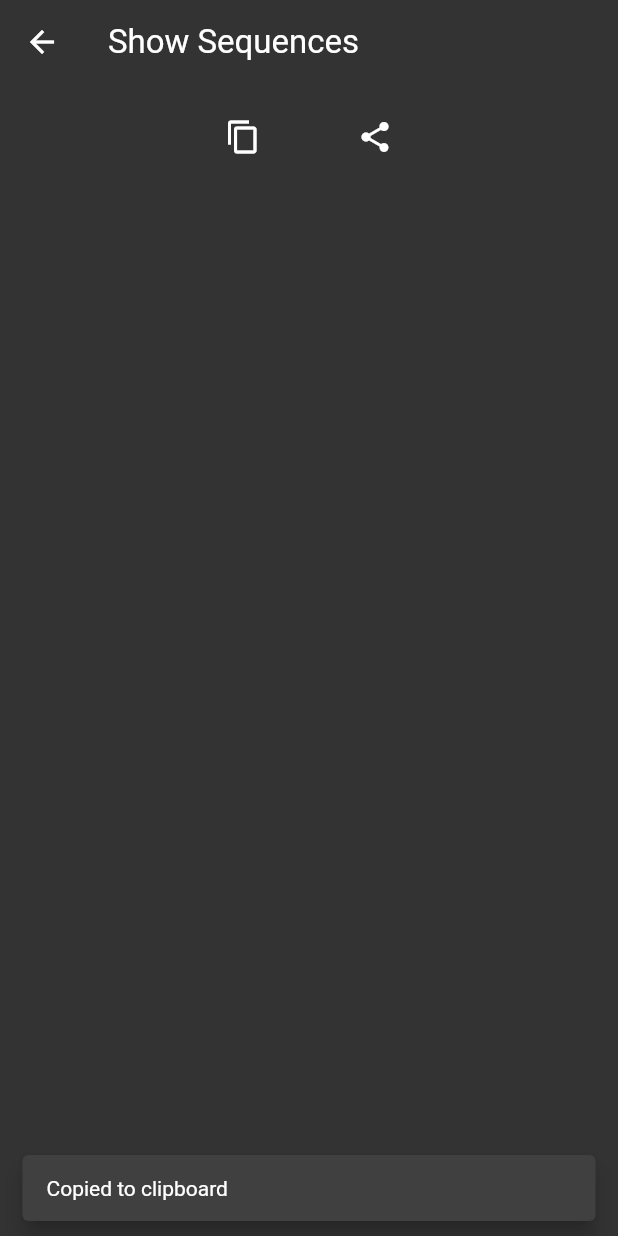
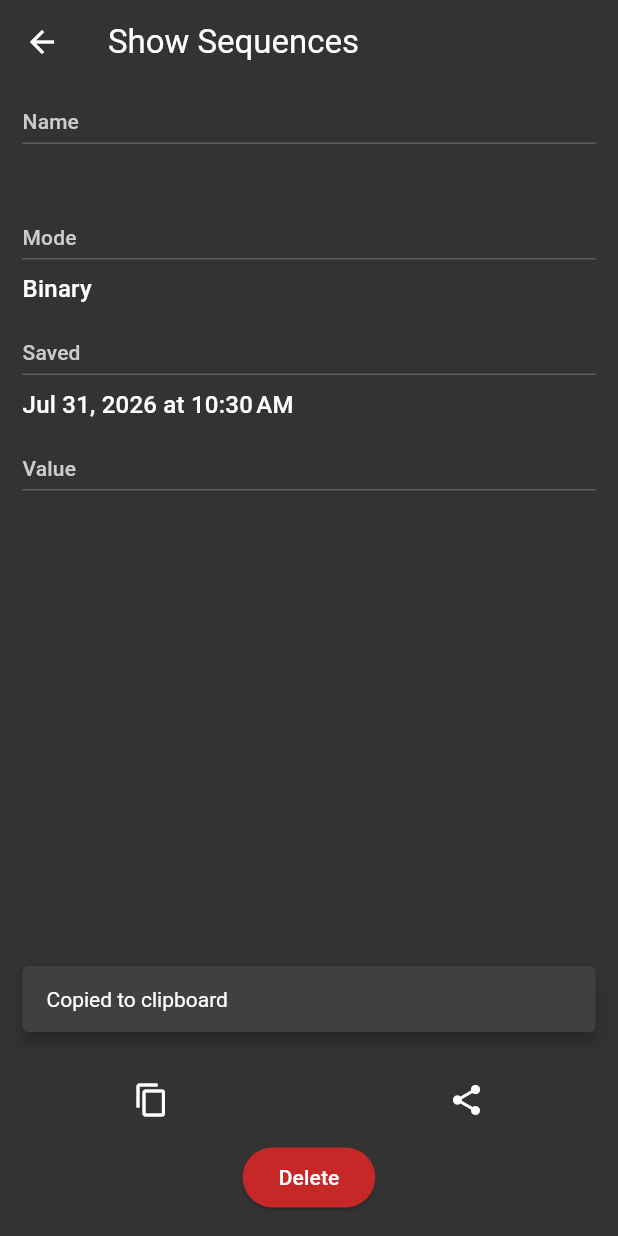
Before and after one commit to ruvolof/randomsequencegenerator, a Flutter app: the ShowSequenceScreen screen opened directly with empty values, after a tap on the "content copy" icon, on a phone screen of 412 x 824 dp. Run offline on Flutter 3.47's test engine with Material 3 defaults, Android fonts, the phone set to English and light mode, and no system bars; our stand-ins replace share_plus, shared_preferences; accounts and stored records are empty; generated files the repository leaves out were written again.

Commit message:
Adding details to the screen that shows a saved sequence

```diff
--- a/lib/l10n/app_en.arb
+++ b/lib/l10n/app_en.arb
@@ -12,7 +12,35 @@
 
   "sectionMode": "Mode",
   "@sectionMode": {
-    "description": "Heading of the section that picks how the sequence is generated."
+    "description": "Heading of the section that picks how the sequence is generated on the main screen, and of the mode of a saved sequence on the screen showing one."
+  },
+  "sectionName": "Name",
+  "@sectionName": {
+    "description": "Heading of the name a saved sequence was stored under, on the screen showing one."
+  },
+  "sectionSaved": "Saved",
+  "@sectionSaved": {
+    "description": "Heading of when a saved sequence was stored, on the screen showing one."
+  },
+  "savedAt": "{date} at {time}",
+  "@savedAt": {
+    "description": "When a saved sequence was stored: a date and a time of day. The time uses whatever clock the locale prefers, 12- or 24-hour.",
+    "placeholders": {
+      "date": {
+        "type": "DateTime",
+        "format": "yMMMd",
+        "example": "Jul 31, 2026"
+      },
+      "time": {
+        "type": "DateTime",
+        "format": "jm",
+        "example": "14:05"
+      }
+    }
+  },
+  "sectionValue": "Value",
+  "@sectionValue": {
+    "description": "Heading of the sequence itself, on the screen showing one saved sequence."
   },
   "sectionOptions": "Options",
   "@sectionOptions": {
@@ -226,7 +254,17 @@
   },
   "delete": "Delete",
   "@delete": {
-    "description": "Context menu action that removes one saved sequence."
+    "description": "Context menu action, and button on the single sequence screen, that removes one saved sequence."
+  },
+  "deleteEntryMessage": "Delete \"{name}\"?",
+  "@deleteEntryMessage": {
+    "description": "Message of the dialog confirming the removal of one saved sequence.",
+    "placeholders": {
+      "name": {
+        "type": "String",
+        "example": "my key"
+      }
+    }
   },
 
   "titleActivityShowSingle": "Show Sequences",
--- a/lib/screens/show_sequence_screen.dart
+++ b/lib/screens/show_sequence_screen.dart
@@ -1,11 +1,16 @@
 import 'package:flutter/material.dart';
 
 import '../l10n/generated/app_localizations.dart';
+import '../l10n/mode_label.dart';
 import '../models/saved_entry.dart';
 import '../services/text_actions.dart';
+import '../state/saved_store_scope.dart';
+import '../theme/app_theme.dart';
 import '../theme/dimens.dart';
+import '../widgets/confirm_dialog.dart';
 import '../widgets/icon_action_button.dart';
 import '../widgets/result_display.dart';
+import '../widgets/section_header.dart';
 
 /// Displays one saved sequence.
 ///
@@ -17,43 +22,142 @@ class ShowSequenceScreen extends StatelessWidget {
 
   final SavedEntry entry;
 
+  Future<void> _delete(BuildContext context) async {
+    final l10n = AppLocalizations.of(context);
+    final store = SavedStoreScope.read(context);
+    final messenger = ScaffoldMessenger.of(context);
+    final navigator = Navigator.of(context);
+
+    final confirmed = await showConfirmDialog(
+      context: context,
+      message: l10n.deleteEntryMessage(entry.name),
+      confirmLabel: l10n.delete,
+    );
+    if (!confirmed) return;
+
+    final stored = await store.deleteByName(entry.name);
+    // Nothing is left to show, so this screen goes with the entry. The
+    // messenger belongs to the app, not to this Scaffold, so the confirmation
+    // survives the pop and appears over the list.
+    navigator.pop();
+    messenger
+      ..hideCurrentSnackBar()
+      ..showSnackBar(
+        SnackBar(
+          content: Text(
+            stored ? l10n.entryDeleted(entry.name) : l10n.changeNotStored,
+          ),
+        ),
+      );
+  }
+
   @override
   Widget build(BuildContext context) {
     final l10n = AppLocalizations.of(context);
 
     return Scaffold(
       appBar: AppBar(title: Text(l10n.titleActivityShowSingle)),
-      body: Column(
+      // The stored entry is more than its sequence, and the same headed
+      // sections the main screen groups its controls with are what say so here.
+      body: SingleChildScrollView(
+        padding: const EdgeInsets.all(Dimens.mainPadding),
+        child: Column(
+          crossAxisAlignment: CrossAxisAlignment.stretch,
           children: [
-          const SizedBox(height: Dimens.mainPadding),
-          // The legacy layout gave these 200dp side margins, tuned for a
-          // tablet, which pushed them off a narrow phone. A centred row with a
-          // fixed gap fits at any width.
+            SectionHeader(l10n.sectionName),
+            const SizedBox(height: 8),
+            _Detail(entry.name),
+            const SizedBox(height: 20),
+            SectionHeader(l10n.sectionMode),
+            const SizedBox(height: 8),
+            _Detail(entry.mode.label(l10n)),
+            const SizedBox(height: 20),
+            SectionHeader(l10n.sectionSaved),
+            const SizedBox(height: 8),
+            // Both halves are the same instant; the ARB splits them only so the
+            // date and the time each get their own locale-aware format.
+            _Detail(l10n.savedAt(entry.createdAt, entry.createdAt)),
+            const SizedBox(height: 20),
+            SectionHeader(l10n.sectionValue),
+            const SizedBox(height: 8),
+            ResultDisplay(text: entry.sequence),
+          ],
+        ),
+      ),
+      // The same bottom bar the main screen builds around its result: the
+      // actions sit in the same place on both screens and stay put while a long
+      // sequence scrolls. The legacy layout put them at the top with 200dp side
+      // margins, tuned for a tablet, which pushed them off a narrow phone.
+      bottomNavigationBar: SafeArea(
+        child: Padding(
+          padding: const EdgeInsets.all(Dimens.mainPadding),
+          // heightFactor keeps the bar exactly as tall as its content. Without
+          // it Center fills the whole Scaffold and leaves the body no height.
+          child: Center(
+            heightFactor: 1,
+            child: SizedBox(
+              // Same width as on the main screen, so copy and share land on the
+              // button's left and right edges there and here alike.
+              width: Dimens.createButton,
+              child: Column(
+                mainAxisSize: MainAxisSize.min,
+                children: [
                   Row(
-            mainAxisAlignment: MainAxisAlignment.center,
+                    mainAxisAlignment: MainAxisAlignment.spaceBetween,
                     children: [
                       IconActionButton(
                         icon: Icons.content_copy,
                         label: l10n.copy,
-                onPressed: () =>
-                    TextActions.copyToClipboard(context, entry.sequence),
+                        onPressed: () => TextActions.copyToClipboard(
+                          context,
+                          entry.sequence,
                         ),
-              const SizedBox(width: Dimens.showSequenceButtonGap),
+                      ),
                       IconActionButton(
                         icon: Icons.share,
                         label: l10n.send,
-                onPressed: () => TextActions.shareText(context, entry.sequence),
+                        onPressed: () =>
+                            TextActions.shareText(context, entry.sequence),
                       ),
                     ],
                   ),
-          Expanded(
-            child: SingleChildScrollView(
-              padding: const EdgeInsets.all(Dimens.mainPadding),
-              child: ResultDisplay(text: entry.sequence),
+                  const SizedBox(height: 8),
+                  // Where Create sits on the main screen, and red because this
+                  // one cannot be undone.
+                  ElevatedButton(
+                    onPressed: () => _delete(context),
+                    style: ElevatedButton.styleFrom(
+                      backgroundColor: AppTheme.danger,
+                      foregroundColor: AppTheme.foreground,
+                    ),
+                    child: Text(l10n.delete),
+                  ),
+                ],
               ),
             ),
-        ],
+          ),
+        ),
       ),
     );
   }
 }
+
+/// One line of detail under a [SectionHeader].
+///
+/// Left aligned at body size, which leaves the centred 30sp [ResultDisplay] as
+/// the one thing on the screen that looks like the sequence itself.
+class _Detail extends StatelessWidget {
+  const _Detail(this.text);
+
+  final String text;
+
+  @override
+  Widget build(BuildContext context) {
+    return Text(
+      text,
+      style: Theme.of(
+        context,
+      ).textTheme.titleMedium?.copyWith(color: AppTheme.foreground),
+    );
+  }
+}
--- a/lib/theme/app_theme.dart
+++ b/lib/theme/app_theme.dart
@@ -13,6 +13,11 @@ abstract final class AppTheme {
 
   /// The Holo accent the original inherited from `Theme.Holo`.
   static const Color holoAccent = Color(0xFF33B5E5);
+
+  /// Fill of a destructive button. Pinned like the rest of the palette rather
+  /// than taken from `colorScheme.error`, which the dark seed resolves to a
+  /// pale pink that does not read as a warning next to the accent.
+  static const Color danger = Color(0xFFC62828);
 
   static const Color _surfaceContainerLowest = Color(0xFF262626);
   static const Color _surfaceContainerLow = Color(0xFF2B2B2B);
--- a/lib/theme/dimens.dart
+++ b/lib/theme/dimens.dart
@@ -23,8 +23,4 @@ abstract final class Dimens {
 
   /// Height of the coin area on a `sw600dp` device.
   static const double coinViewHeightTablet = 360;
-
-  /// Gap between the two action buttons on the show sequence screen. Replaces
-  /// the legacy 200dp side margins, which pushed them off a narrow phone.
-  static const double showSequenceButtonGap = 48;
 }
```
Also changed, not shown: lib/l10n/mode_label.dart (added, +19 -0 lines), lib/widgets/mode_selector.dart (+2 -15 lines), 1 other file. Lines whose indentation alone changed are shown as unchanged.
